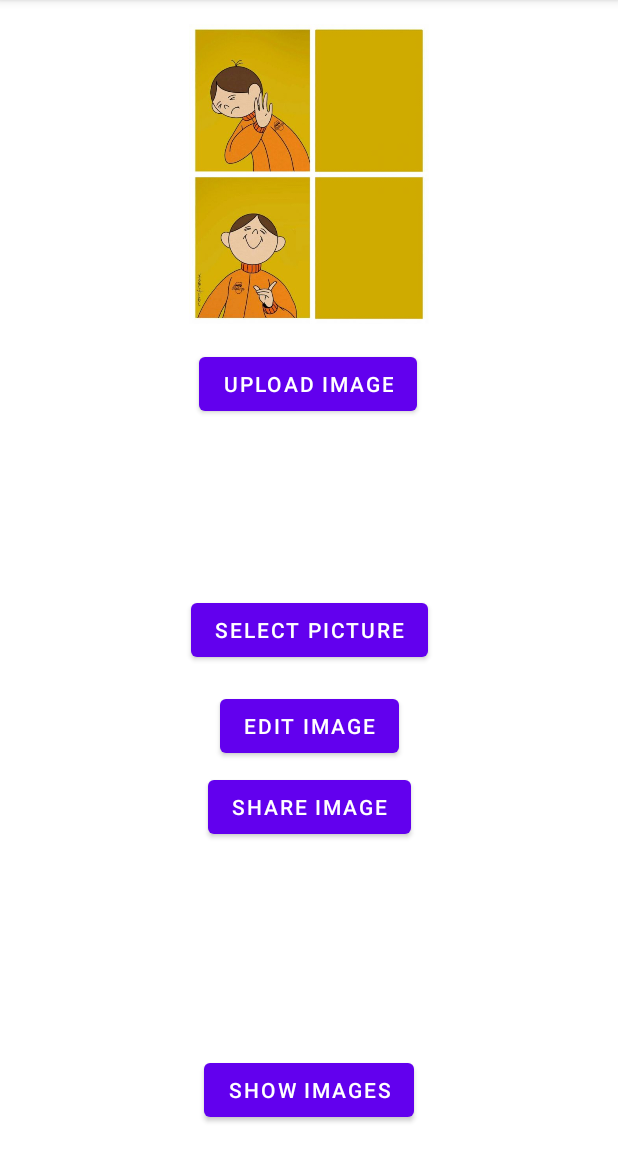
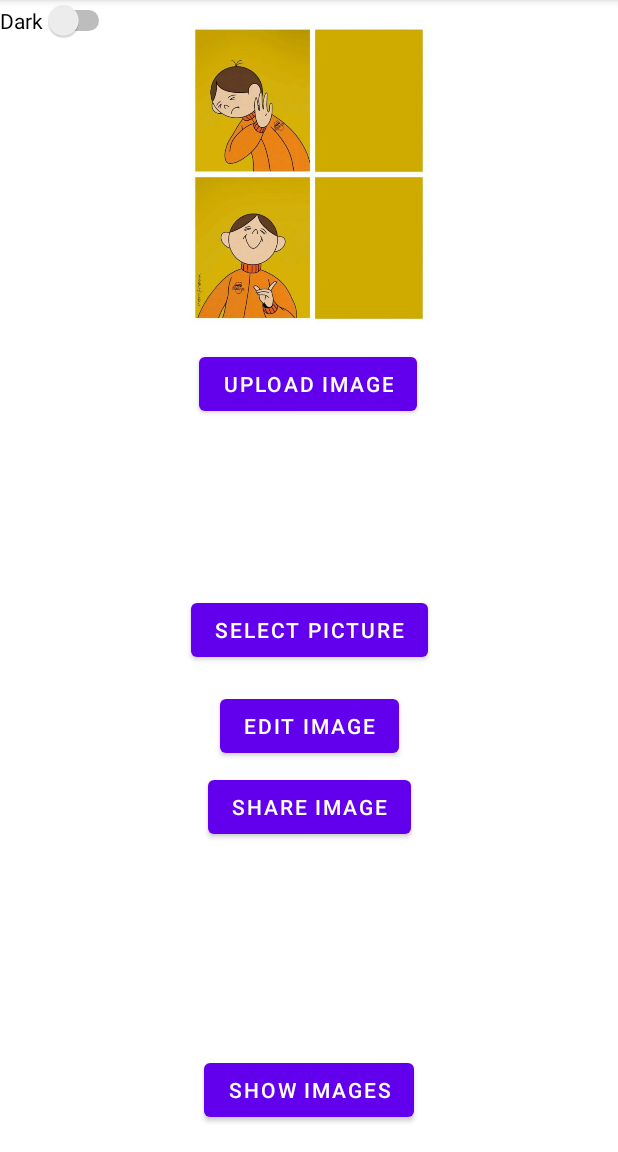
Before and after one commit to StayNightu/PUM, an Android app: the screen it shows after launch (MainActivity), on a phone screen of 412 x 824 dp, the part 84-1236 px from its top. Run offline under Robolectric (Android 15) with nearby library versions, the phone set to English and light mode, and no system bars; our stand-ins replace AdMob, Firebase (no records; nobody signed in at launch, a user with empty details on screens opened directly).

Commit message:
Dodano wyświetlanie reklam oraz ciemny motyw.

```diff
--- a/app/build.gradle
+++ b/app/build.gradle
@@ -48,7 +48,7 @@ android {
 }
 
 dependencies {
-
+    implementation 'com.google.android.gms:play-services-ads:22.1.0'
     implementation platform('com.google.firebase:firebase-bom:31.3.0')
     implementation 'com.google.firebase:firebase-analytics'
     implementation 'com.google.firebase:firebase-storage'
--- a/app/src/main/AndroidManifest.xml
+++ b/app/src/main/AndroidManifest.xml
@@ -33,6 +33,9 @@
                 android:name="android.app.lib_name"
                 android:value="" />
         </activity>
+        <meta-data
+            android:name="com.google.android.gms.ads.APPLICATION_ID"
+            android:value="ca-app-pub-3940256099942544~6300978111" />
     </application>
 
 </manifest>
--- a/app/src/main/java/com/example/mematicpum/MainActivity.java
+++ b/app/src/main/java/com/example/mematicpum/MainActivity.java
@@ -19,10 +19,18 @@ import android.util.Log;
 import android.view.View;
 import android.view.ViewGroup;
 import android.widget.Button;
+import android.widget.CompoundButton;
 import android.widget.ImageView;
 import android.widget.ProgressBar;
+import android.widget.Switch;
 import android.widget.TextView;
+import androidx.appcompat.app.AppCompatDelegate;
 
+import com.google.android.gms.ads.AdRequest;
+import com.google.android.gms.ads.AdView;
+import com.google.android.gms.ads.MobileAds;
+import com.google.android.gms.ads.initialization.InitializationStatus;
+import com.google.android.gms.ads.initialization.OnInitializationCompleteListener;
 import com.google.android.gms.tasks.OnCompleteListener;
 import com.google.android.gms.tasks.OnFailureListener;
 import com.google.android.gms.tasks.OnSuccessListener;
@@ -48,6 +56,8 @@ public class MainActivity extends AppCompatActivity {
     Button mShareButton;
     Button mSelectPictureButton;
     Button mShowImagesButton;
+
+    Switch switchDarkMode;
     ImageView mImage;
     TextView mUploadText;
     ProgressBar mUploadProgressBar;
@@ -58,6 +68,8 @@ public class MainActivity extends AppCompatActivity {
     boolean isRecyclerViewListShown = false;
     private final FirebaseStorage storage = FirebaseStorage.getInstance();
     private static final int REQUEST_IMAGE_PICKER = 1;
+
+    private AdView adView;
 
     private Uri getImageUriFromDrawable(Drawable drawable) {
         Bitmap bitmap = ((BitmapDrawable) drawable).getBitmap();
@@ -72,6 +84,7 @@ public class MainActivity extends AppCompatActivity {
         super.onCreate(savedInstanceState);
         setContentView(R.layout.activity_main);
 
+        adView = findViewById(R.id.adView);
 
         mImage = findViewById(R.id.uploadImageContainer);
         mUploadText = findViewById(R.id.uploadTextView);
@@ -94,6 +107,28 @@ public class MainActivity extends AppCompatActivity {
 
         Button editImageButton = findViewById(R.id.editImageButton);
         editImageButton.setOnClickListener(editImageOnClickHandler);
+        Switch switchDarkMode = findViewById(R.id.switchDarkMode);
+
+
+        MobileAds.initialize(this, new OnInitializationCompleteListener() {
+            @Override
+            public void onInitializationComplete(@NonNull InitializationStatus initializationStatus) {
+                AdRequest adRequest = new AdRequest.Builder().build();
+                adView.loadAd(adRequest);
+            }
+        });
+
+        switchDarkMode.setOnCheckedChangeListener(new CompoundButton.OnCheckedChangeListener() {
+            @Override
+            public void onCheckedChanged(CompoundButton buttonView, boolean isChecked) {
+                if (isChecked) {
+                    AppCompatDelegate.setDefaultNightMode(AppCompatDelegate.MODE_NIGHT_YES);
+                } else {
+                    AppCompatDelegate.setDefaultNightMode(AppCompatDelegate.MODE_NIGHT_NO);
+                }
+            }
+        });
+
     }
     @Override
     protected void onActivityResult(int requestCode, int resultCode, @Nullable Intent data) {
--- a/app/src/main/res/layout/activity_main.xml
+++ b/app/src/main/res/layout/activity_main.xml
@@ -2,6 +2,7 @@
 <androidx.constraintlayout.widget.ConstraintLayout xmlns:android="http://schemas.android.com/apk/res/android"
     xmlns:app="http://schemas.android.com/apk/res-auto"
     xmlns:tools="http://schemas.android.com/tools"
+    xmlns:ads="http://schemas.android.com/apk/res-auto"
     android:layout_width="match_parent"
     android:layout_height="match_parent"
     tools:context=".MainActivity">
@@ -127,4 +128,24 @@
         app:layout_constraintEnd_toEndOf="parent"
         app:layout_constraintStart_toStartOf="parent" />
 
+    <Switch
+        android:id="@+id/switchDarkMode"
+        android:layout_width="wrap_content"
+        android:layout_height="wrap_content"
+        android:layout_centerHorizontal="true"
+        android:checked="false"
+        android:text="Dark"
+        tools:ignore="MissingConstraints,UseSwitchCompatOrMaterialXml" />
+
+    <com.google.android.gms.ads.AdView
+        android:id="@+id/adView"
+        android:layout_width="match_parent"
+        android:layout_height="wrap_content"
+        android:layout_alignParentBottom="true"
+        ads:adSize="BANNER"
+        ads:adUnitId="ca-app-pub-3940256099942544/6300978111"
+        app:layout_constraintBottom_toTopOf="@+id/SelectPicture"
+        app:layout_constraintEnd_toEndOf="parent"
+        app:layout_constraintStart_toStartOf="parent" />
+
 </androidx.constraintlayout.widget.ConstraintLayout>
```
